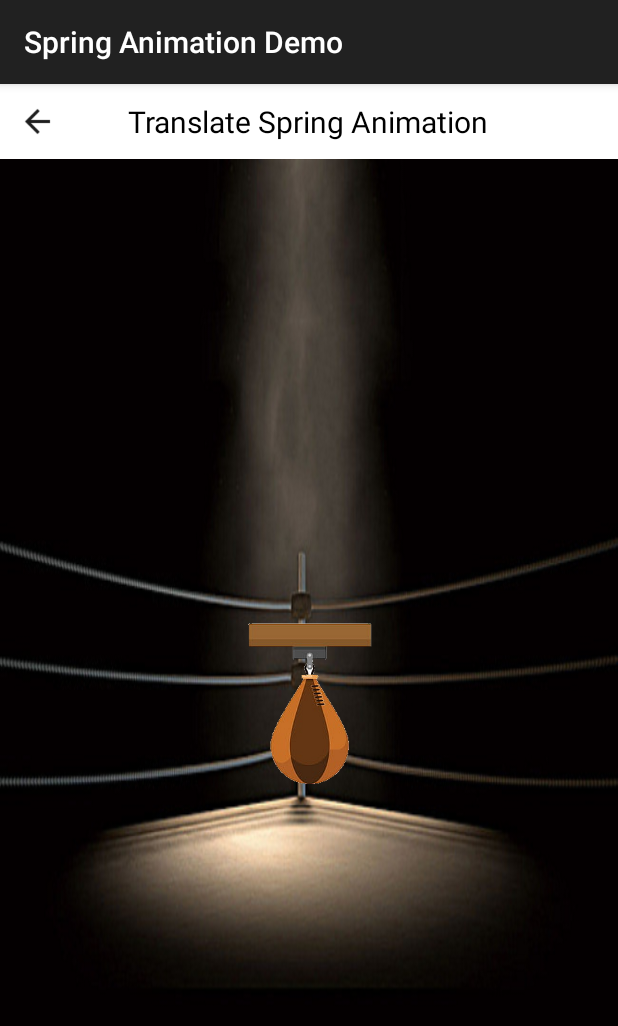
After one commit to drxeno02/androidprojects-book2-animations, an Android app: the TranslateSpringAnimationActivity screen opened directly, with no data from a screen before it, on a phone screen of 412 x 824 dp. The commit adds this screen. Shown: the top 1026 px of the screen. Run offline under Robolectric (Android 15) with nearby library versions, the phone set to English and light mode, and no system bars.

Commit message:
finished translate spring animation example

```diff
--- a/app/build.gradle
+++ b/app/build.gradle
@@ -35,4 +35,5 @@ dependencies {
     api "com.android.support:appcompat-v7:${supportLib}"
     api "com.android.support:recyclerview-v7:${supportLib}"
     api "com.android.support:cardview-v7:${supportLib}"
+    api "com.android.support:support-dynamic-animation:${supportLib}"
 }
--- /dev/null
+++ b/app/src/main/java/com/example/springanimationdemo/activity/TranslateSpringAnimationActivity.java
@@ -0,0 +1,141 @@
+package com.example.springanimationdemo.activity;
+
+import android.annotation.SuppressLint;
+import android.os.Bundle;
+import android.support.animation.FloatPropertyCompat;
+import android.support.animation.SpringAnimation;
+import android.support.animation.SpringForce;
+import android.view.MotionEvent;
+import android.view.View;
+import android.widget.ImageView;
+import android.widget.TextView;
+
+import com.example.springanimationdemo.R;
+import com.example.springanimationdemo.utils.Utils;
+
+@SuppressLint("ClickableViewAccessibility")
+public class TranslateSpringAnimationActivity extends BaseFragmentActivity implements View.OnClickListener {
+
+    private SpringAnimation mSpringTranslationXAnimation, mSpringTranslationYAnimation;
+    private float mXDiffInTouchPoint, mYDiffInTouchPoint;
+    private ImageView ivPunchingBag, ivBack;
+
+    @Override
+    protected void onCreate(Bundle savedInstanceState) {
+        super.onCreate(savedInstanceState);
+        setContentView(R.layout.activity_translate_spring);
+
+        // instantiate views
+        initializeViews();
+        initializeHandlers();
+    }
+
+    /**
+     * Method is used to initialize views
+     */
+    private void initializeViews() {
+        // header
+        TextView tvHeader = findViewById(R.id.tv_title);
+        tvHeader.setText(R.string.translate_spring_animation);
+        ivBack = findViewById(R.id.iv_back);
+        ivBack.setVisibility(View.VISIBLE);
+
+        ivPunchingBag = findViewById(R.id.iv_punching_bag);
+        ivPunchingBag.setOnTouchListener(onTouchListener);
+
+        // final position provided is 0, because we want to ensure translationX/translationY of view
+        // from wherever the view moved due to touch gesture to come back to its initial
+        // translationX/translationY position which is 0.
+        mSpringTranslationXAnimation = new SpringAnimation(ivPunchingBag,
+                new FloatPropertyCompat<View>("translationX") {
+
+                    @Override
+                    public float getValue(View view) {
+                        return view.getTranslationX();
+                    }
+
+                    @Override
+                    public void setValue(View view, float value) {
+                        view.setTranslationX(value);
+                    }
+                });
+
+        mSpringTranslationYAnimation = new SpringAnimation(ivPunchingBag,
+                new FloatPropertyCompat<View>("translationY") {
+
+                    @Override
+                    public float getValue(View view) {
+                        return view.getTranslationY();
+                    }
+
+                    @Override
+                    public void setValue(View view, float value) {
+                        view.setTranslationY(value);
+                    }
+                });
+
+        // create SpringForce object and apply to translation animation
+        SpringForce springForceX = new SpringForce(0f);
+        springForceX.setStiffness(SpringForce.STIFFNESS_MEDIUM);
+        springForceX.setDampingRatio(SpringForce.DAMPING_RATIO_MEDIUM_BOUNCY);
+        mSpringTranslationXAnimation.setSpring(springForceX);
+
+        SpringForce springForceY = new SpringForce(0f);
+        springForceY.setStiffness(SpringForce.STIFFNESS_MEDIUM);
+        springForceY.setDampingRatio(SpringForce.DAMPING_RATIO_MEDIUM_BOUNCY);
+        mSpringTranslationYAnimation.setSpring(springForceY);
+    }
+
+    /**
+     * Method is used to initialize click listeners
+     */
+    private void initializeHandlers() {
+        ivBack.setOnClickListener(this);
+    }
+
+    /**
+     * Interface definition for a callback to be invoked when a touch event is dispatched to this view.
+     */
+    private View.OnTouchListener onTouchListener = new View.OnTouchListener() {
+
+        @Override
+        public boolean onTouch(View v, MotionEvent event) {
+            switch (event.getAction()) {
+                case MotionEvent.ACTION_DOWN:
+                    // calculate the difference between touch point(event.getRawX()) on view & view's top left corner(v.getX())
+                    mXDiffInTouchPoint = event.getRawX() - v.getX();
+                    mYDiffInTouchPoint = event.getRawY() - v.getY();
+                    // cancel spring animations
+                    mSpringTranslationXAnimation.cancel();
+                    mSpringTranslationYAnimation.cancel();
+                    break;
+                case MotionEvent.ACTION_MOVE:
+                    float newTopLeftX = event.getRawX() - mXDiffInTouchPoint;
+                    float newTopLeftY = event.getRawY() - mYDiffInTouchPoint;
+                    ivPunchingBag.setX(newTopLeftX);
+                    ivPunchingBag.setY(newTopLeftY);
+                    break;
+                case MotionEvent.ACTION_UP:
+                    mSpringTranslationXAnimation.start();
+                    mSpringTranslationYAnimation.start();
+                    break;
+            }
+            return true;
+        }
+    };
+
+    @Override
+    public void onClick(View v) {
+        if (!Utils.isViewClickable()) {
+            return;
+        }
+
+        switch (v.getId()) {
+            case R.id.iv_back:
+                finish();
+                break;
+            default:
+                break;
+        }
+    }
+}
--- /dev/null
+++ b/app/src/main/res/anim/slide_out_from_bottom.xml
@@ -0,0 +1,6 @@
+<?xml version="1.0" encoding="utf-8"?>
+<translate xmlns:android="http://schemas.android.com/apk/res/android"
+    android:duration="200"
+    android:fromYDelta="0%p"
+    android:interpolator="@android:anim/accelerate_decelerate_interpolator"
+    android:toYDelta="-100%p" />
--- /dev/null
+++ b/app/src/main/res/layout/activity_translate_spring.xml
@@ -0,0 +1,32 @@
+<?xml version="1.0" encoding="utf-8"?>
+<LinearLayout xmlns:android="http://schemas.android.com/apk/res/android"
+    xmlns:tools="http://schemas.android.com/tools"
+    android:layout_width="match_parent"
+    android:layout_height="match_parent"
+    android:background="@color/white"
+    android:orientation="vertical"
+    tools:ignore="ContentDescription">
+
+    <!-- header -->
+    <include
+        android:id="@+id/header"
+        layout="@layout/item_header"
+        android:layout_width="match_parent"
+        android:layout_height="wrap_content" />
+
+    <LinearLayout
+        android:layout_width="match_parent"
+        android:layout_height="match_parent"
+        android:background="@drawable/bg_boxring_02"
+        android:gravity="center">
+
+        <!-- punching bag -->
+        <ImageView
+            android:id="@+id/iv_punching_bag"
+            android:layout_width="@dimen/scaling_140"
+            android:layout_height="@dimen/scaling_140"
+            android:src="@drawable/punching_bag" />
+
+    </LinearLayout>
+
+</LinearLayout>
```
Also changed, not shown: app/src/main/AndroidManifest.xml (+11 -5 lines), app/src/main/java/com/example/springanimationdemo/activity/BaseFragmentActivity.java (+28 -0 lines), app/src/main/java/com/example/springanimationdemo/activity/MainActivity.java (+12 -7 lines), app/src/main/java/com/example/springanimationdemo/utils/Utils.java (+0 -15 lines).
